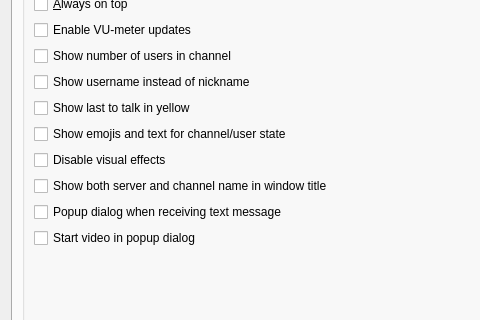
First picture: the form in Client/qtTeamTalk/preferences.ui, repository BearWare/TeamTalk5, before the edit; both pictures show x 0 to 480 and y 161 to 481 of the 994 by 697 pixel window.
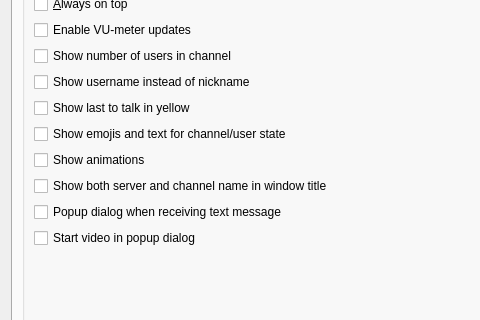
Second picture: the form after the edit. The open tabs and pages were chosen to show the change. Icons and pictures are not drawn. Custom widgets are drawn as their Qt base class.

Commit message: Apply requested changes

Patch:
```diff
--- a/Client/qtTeamTalk/preferences.ui
+++ b/Client/qtTeamTalk/preferences.ui
@@ -452,7 +452,7 @@
               <item>
                <widget class="QCheckBox" name="animChkBox">
                 <property name="text">
-                 <string>Disable visual effects</string>
+                 <string>Show animations</string>
                 </property>
                </widget>
               </item>
```
The commit also changes 2 other files.
